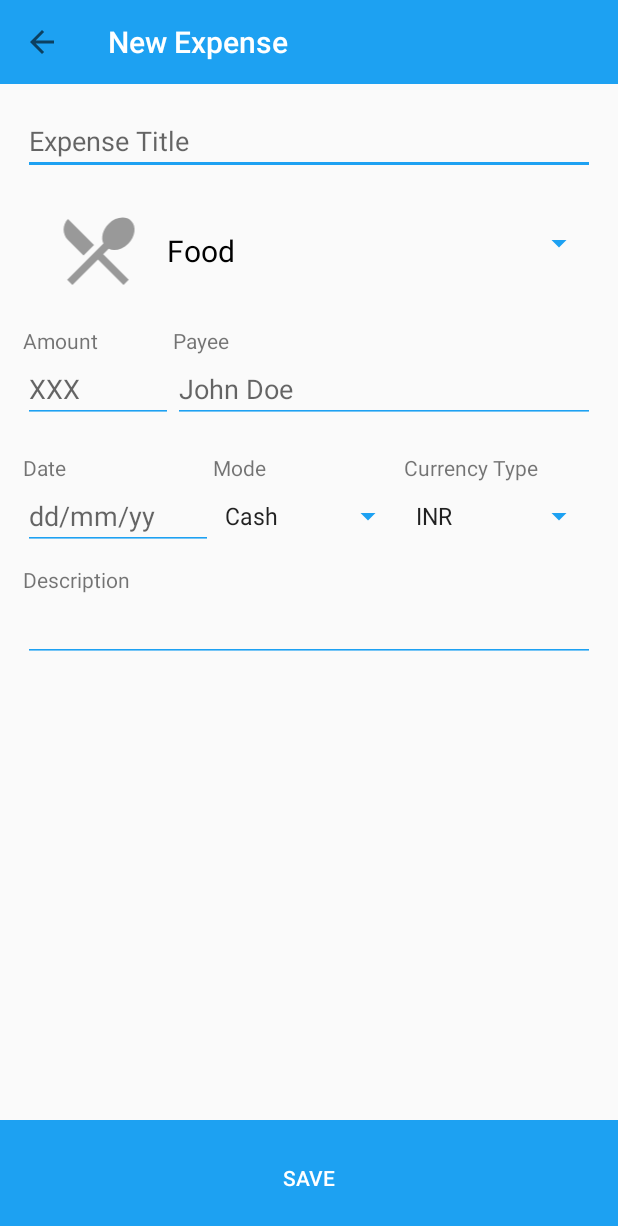
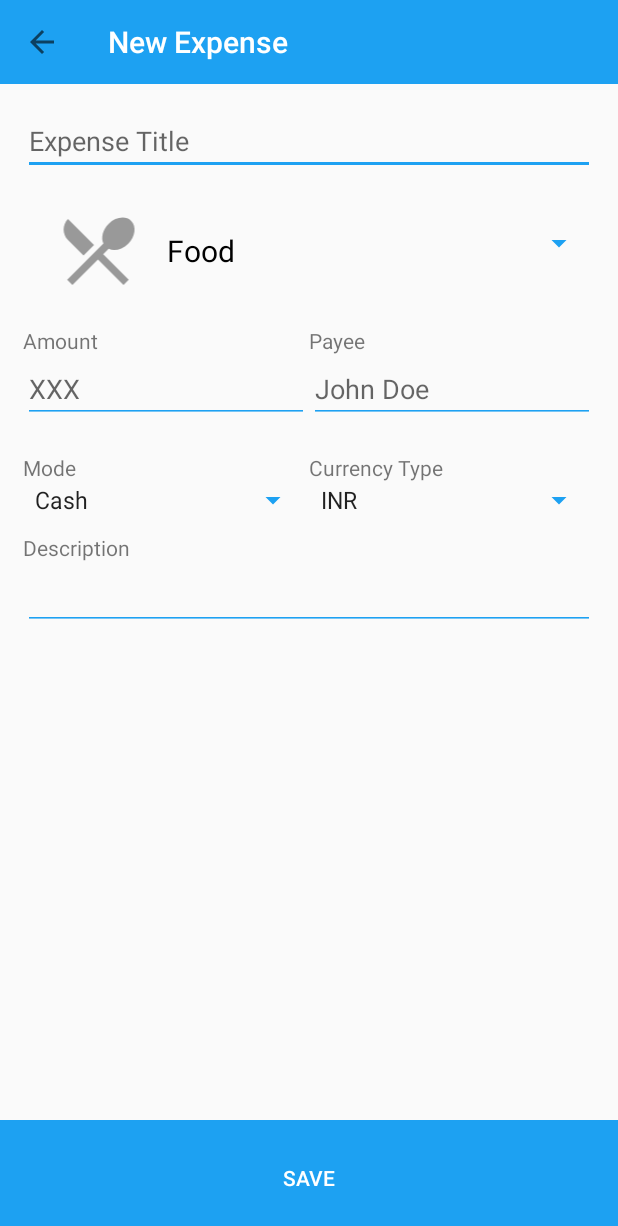
Before and after one commit to jashgopani/PijjyBank, an Android app: the AddExpenseActivity screen opened directly, with no data from a screen before it, on a phone screen of 412 x 824 dp. Shown: the top 1226 px of the screen. Run offline under Robolectric (Android 15) with nearby library versions, the phone set to English and light mode, and no system bars; our stand-ins replace Firebase (no records; nobody signed in at launch, a user with empty details on screens opened directly).

```diff
--- a/app/src/main/AndroidManifest.xml
+++ b/app/src/main/AndroidManifest.xml
@@ -32,7 +32,8 @@
         <activity android:name=".PayrollActivity" />
         <activity android:name=".ProfileActivity" />
         <activity android:name=".AddExpenseActivity" />
-        <activity android:name=".AddIncomeActivity"></activity>
+        <activity android:name=".AddIncomeActivity" />
+        <activity android:name=".dashboard"></activity>
     </application>
 
 </manifest>
--- a/app/src/main/java/com/example/android/pijjybank/AddExpenseActivity.java
+++ b/app/src/main/java/com/example/android/pijjybank/AddExpenseActivity.java
@@ -2,6 +2,7 @@ package com.example.android.pijjybank;
 
 import android.content.Intent;
 import android.os.Bundle;
+import android.support.annotation.NonNull;
 import android.support.v7.app.AppCompatActivity;
 import android.support.v7.widget.Toolbar;
 import android.util.Log;
@@ -12,13 +13,19 @@ import android.widget.Button;
 import android.widget.EditText;
 import android.widget.Spinner;
 
+import com.google.firebase.auth.FirebaseAuth;
+import com.google.firebase.database.DataSnapshot;
+import com.google.firebase.database.DatabaseError;
 import com.google.firebase.database.DatabaseReference;
 import com.google.firebase.database.FirebaseDatabase;
+import com.google.firebase.database.Query;
+import com.google.firebase.database.ValueEventListener;
 
 import java.util.ArrayList;
 
 public class AddExpenseActivity extends AppCompatActivity {
     DatabaseReference database;
+    FirebaseAuth firebaseAuth;
     Button save;
     private Spinner category, mode, currencyType;
     private CategoryAdapter categoryAdapter;
@@ -74,13 +81,30 @@ public class AddExpenseActivity extends AppCompatActivity {
 
         //saving reference of database
         database = FirebaseDatabase.getInstance().getReference();
+        firebaseAuth = FirebaseAuth.getInstance();
+
+        //get User Id
+        final String userID = firebaseAuth.getCurrentUser().getUid();
+        Query query = database.child("Users").equalTo(userID);
+        query.addValueEventListener(new ValueEventListener() {
+            @Override
+            public void onDataChange(@NonNull DataSnapshot dataSnapshot) {
+                System.out.println("qpr"+dataSnapshot.getValue());
+
+            }
+
+            @Override
+            public void onCancelled(@NonNull DatabaseError databaseError) {
+                Log.v("DATABASE",databaseError.getMessage());
+            }
+        });
 
         save = (Button) findViewById(R.id.save_button);
         save.setOnClickListener(new View.OnClickListener() {
             @Override
             public void onClick(View v) {
                 getAllValues();
-                Transaction t = new Transaction(titleValue, categoryValue, categoryIconValue, amountValue);
+                Transaction t = new Transaction(titleValue, categoryValue, categoryIconValue, String.valueOf(amountValue));
                 DatabaseReference child = database.child("Transactions/Expense");
                 child.push().setValue(t);
             }
--- a/app/src/main/java/com/example/android/pijjybank/AddIncomeActivity.java
+++ b/app/src/main/java/com/example/android/pijjybank/AddIncomeActivity.java
@@ -62,7 +62,7 @@ public class AddIncomeActivity extends AppCompatActivity {
         save.setOnClickListener(new View.OnClickListener() {
             @Override
             public void onClick(View v) {
-                Transaction t = new Transaction("Nibba","Expensive",5,6969);
+                Transaction t = new Transaction("Nibba","Expensive",5,"6969");
                 DatabaseReference child = database.child("Transactions/Income");
                 child.push().setValue(t);
             }
--- a/app/src/main/java/com/example/android/pijjybank/ProfileActivity.java
+++ b/app/src/main/java/com/example/android/pijjybank/ProfileActivity.java
@@ -12,6 +12,7 @@ import android.support.v7.widget.Toolbar;
 import android.util.Log;
 import android.view.MenuItem;
 import android.view.View;
+import android.widget.DatePicker;
 import android.widget.TextView;
 import android.widget.Toast;
 
@@ -87,6 +88,7 @@ public class ProfileActivity extends AppCompatActivity{
                 return true;
 
             case R.id.Dashboard:
+                startActivity(new Intent(ProfileActivity.this,dashboard.class));
                 return true;
 
             case R.id.Profile:
--- a/app/src/main/java/com/example/android/pijjybank/RegistrationActivity.java
+++ b/app/src/main/java/com/example/android/pijjybank/RegistrationActivity.java
@@ -66,7 +66,7 @@ public class RegistrationActivity extends AppCompatActivity {
                             if (task.isSuccessful()) { //Add username to the database
                                 final String id = firebaseAuth.getCurrentUser().getUid();
                                 db = FirebaseDatabase.getInstance().getReference("Users/");
-                                db.child(id).setValue(name);
+                                db.child(id).setValue(new User(name));
                                 Log.v("Jash","User id :"+id);
                                 /*
                                 * {
@@ -117,7 +117,7 @@ public class RegistrationActivity extends AppCompatActivity {
         progressDialog.setMessage("Verifying Details");
         progressDialog.show();
 
-        String username = etUserName.getText().toString().trim();
+        String username = etUserName.getText().toString().trim();//for email
         String password = etPassword.getText().toString().trim();
         String cpassword = etRegConfirmPassword.getText().toString().trim();
         name = etRegName.getText().toString();
--- a/app/src/main/java/com/example/android/pijjybank/Transaction.java
+++ b/app/src/main/java/com/example/android/pijjybank/Transaction.java
@@ -9,7 +9,7 @@ import java.util.Calendar;
 public class Transaction {
     String title;
     String category;
-    int amount;
+    String amount;
     int categoryIcon;
     String date;
 
@@ -17,7 +17,7 @@ public class Transaction {
         Log.i("default","constructor");
     }
 
-    public Transaction(String mTitle, String mCategory,int mCategoryIcon,int mAmount){
+    public Transaction(String mTitle, String mCategory,int mCategoryIcon,String mAmount){
         this.title=mTitle;
         this.category=mCategory;
         this.amount=mAmount;
@@ -35,7 +35,7 @@ public class Transaction {
     }
 
     public String getAmount(){
-        return String.valueOf(amount);
+        return amount;
     }
 
     public String getDate(){
--- a/app/src/main/res/layout/activity_add_expense.xml
+++ b/app/src/main/res/layout/activity_add_expense.xml
@@ -57,7 +57,8 @@
             android:orientation="horizontal">
 
             <LinearLayout
-                android:layout_width="wrap_content"
+                android:layout_weight="1"
+                android:layout_width="0dp"
                 android:layout_height="match_parent"
                 android:orientation="vertical">
 
@@ -75,7 +76,8 @@
             </LinearLayout>
 
             <LinearLayout
-                android:layout_width="match_parent"
+                android:layout_weight="1"
+                android:layout_width="0dp"
                 android:layout_height="match_parent"
                 android:orientation="vertical">
 
@@ -112,26 +114,6 @@
                 <TextView
                     android:layout_width="100dp"
                     android:layout_height="wrap_content"
-                    android:text="Date" />
-
-                <EditText
-                    android:id="@+id/expenseDate"
-                    android:backgroundTint="@color/colorPrimary"
-                    android:layout_width="match_parent"
-                    android:layout_height="match_parent"
-                    android:inputType="date"
-                    android:hint="dd/mm/yy"/>
-            </LinearLayout>
-
-            <LinearLayout
-                android:layout_weight="1"
-                android:layout_width="0dp"
-                android:layout_height="match_parent"
-                android:orientation="vertical">
-
-                <TextView
-                    android:layout_width="100dp"
-                    android:layout_height="wrap_content"
                     android:text="Mode" />
 
                 <android.support.v7.widget.AppCompatSpinner
@@ -140,6 +122,7 @@
                     android:layout_width="match_parent"
                     android:layout_height="match_parent"
                     android:entries="@array/payment_mode_array"/>
+
             </LinearLayout>
 
             <LinearLayout
--- a/app/src/main/res/layout/activity_login.xml
+++ b/app/src/main/res/layout/activity_login.xml
@@ -121,7 +121,7 @@
         android:layout_marginLeft="8dp"
         android:layout_marginEnd="8dp"
         android:layout_marginRight="8dp"
-        android:text="@string/username"
+        android:text="Email Id"
         app:layout_constraintBottom_toTopOf="@+id/etUsername"
         app:layout_constraintEnd_toEndOf="parent"
         app:layout_constraintHorizontal_bias="0.135"
```
Also changed, not shown: app/src/main/java/com/example/android/pijjybank/PayrollActivity.java (+40 -14 lines), app/src/main/java/com/example/android/pijjybank/dashboard.java (added, +13 -0 lines), app/src/main/res/layout/activity_dashboard.xml (added, +9 -0 lines), app/src/main/res/layout/activity_profile.xml (+16 -2 lines).
